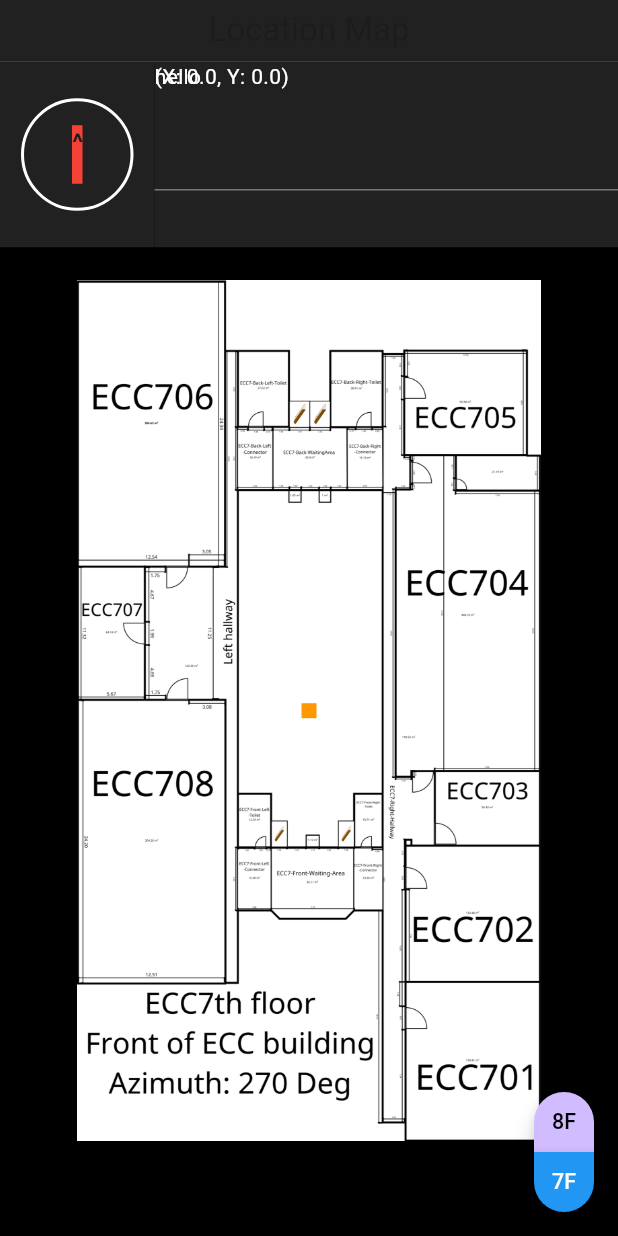
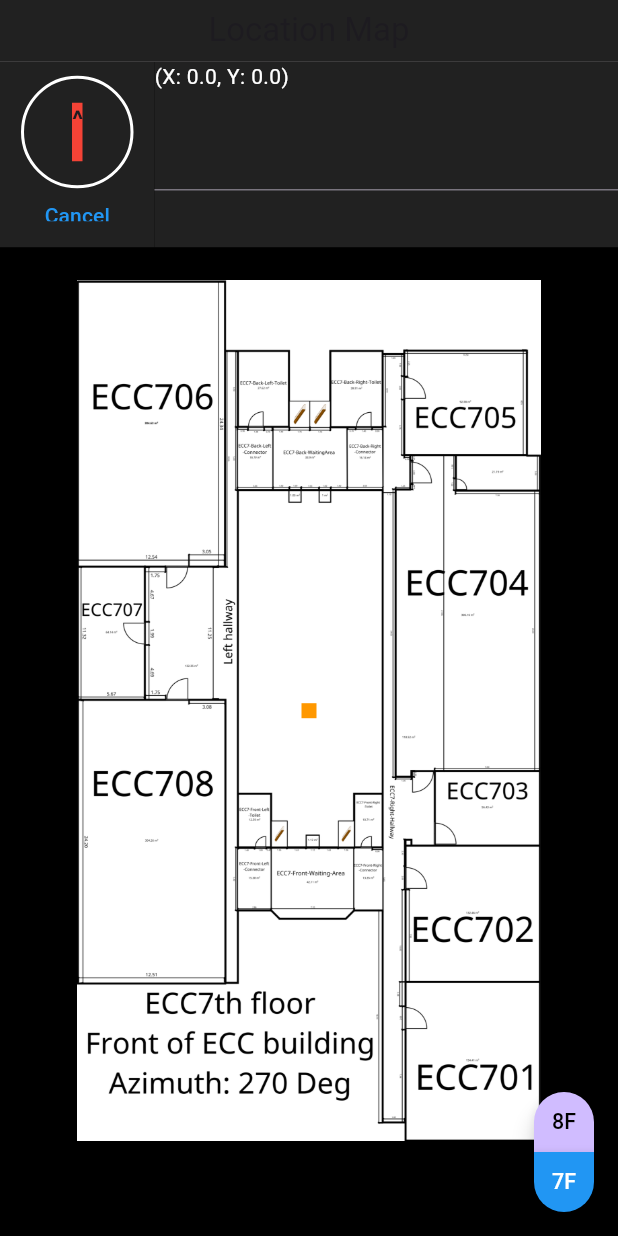
Before and after one commit to juntthanat/IPS_Android_UI, a Flutter app: the screen it shows after launch, on a phone screen of 412 x 824 dp. Run offline on Flutter 3.47's test engine with Material 3 defaults, Android fonts, the phone set to English and light mode, and no system bars; our stand-ins replace flutter_compass, permission_handler; missing offline and left inert: flutter_reactive_ble, mqtt_client; statements that could not run were skipped.

Commit message:
feat: add cancel button

```diff
--- a/lib/main.dart
+++ b/lib/main.dart
@@ -301,8 +301,8 @@ class MainBody extends State<MainPage> {
                             padding:
                                 EdgeInsets.fromLTRB(32.0, 16.0, 32.0, 16.0),
                             child:
-                            // Change to Icon Later Start
-                            Container(
+                                // Change to Icon Later Start
+                                Container(
                               decoration: new BoxDecoration(
                                 color: Colors.red,
                                 shape: BoxShape.rectangle,
@@ -314,7 +314,17 @@ class MainBody extends State<MainPage> {
                               ),
                             )
                             // Change to Icon Later End
-                            ))
+                            )),
+                    Container(
+                        height: 30,
+                        width: 100,
+                        child: TextButton(
+                          onPressed: () {},
+                          child: Text(
+                            'Cancel',
+                            style: const TextStyle(color: Colors.blue),
+                          ),
+                        ))
                   ],
                 ),
               ),
@@ -327,10 +337,6 @@ class MainBody extends State<MainPage> {
                 color: Colors.grey[900],
                 child: Stack(
                   children: [
-                    Text(
-                      "hello",
-                      style: const TextStyle(color: Colors.white),
-                    ),
                     Column(
                       mainAxisAlignment: MainAxisAlignment.start,
                       crossAxisAlignment: CrossAxisAlignment.start,
```
